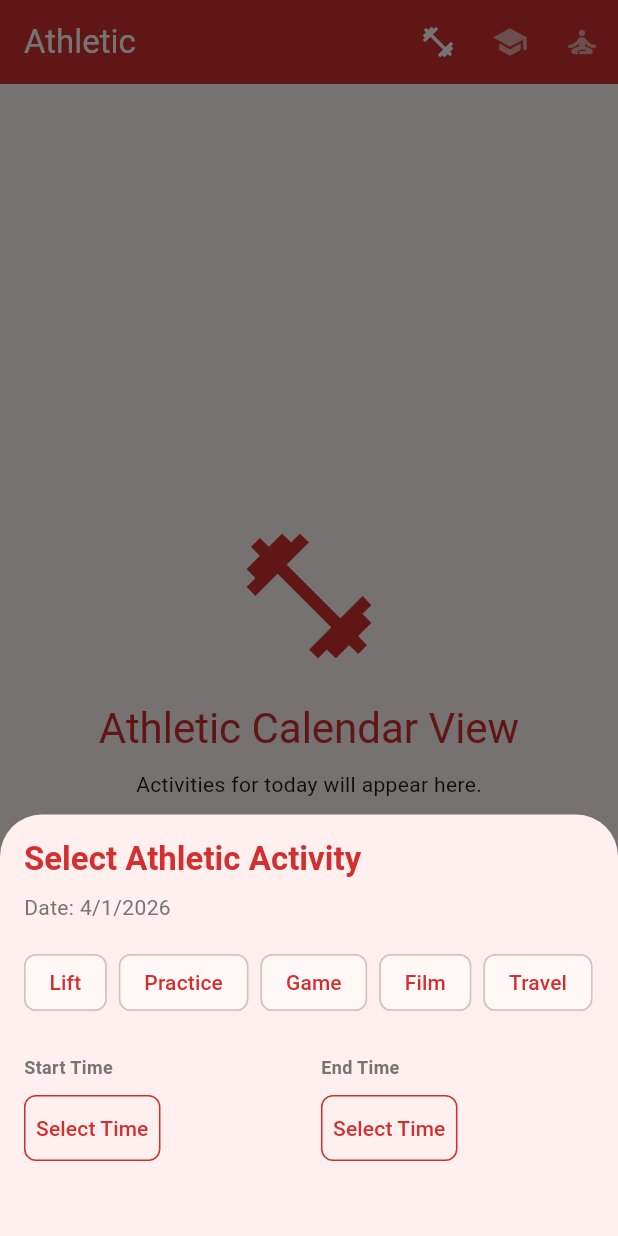
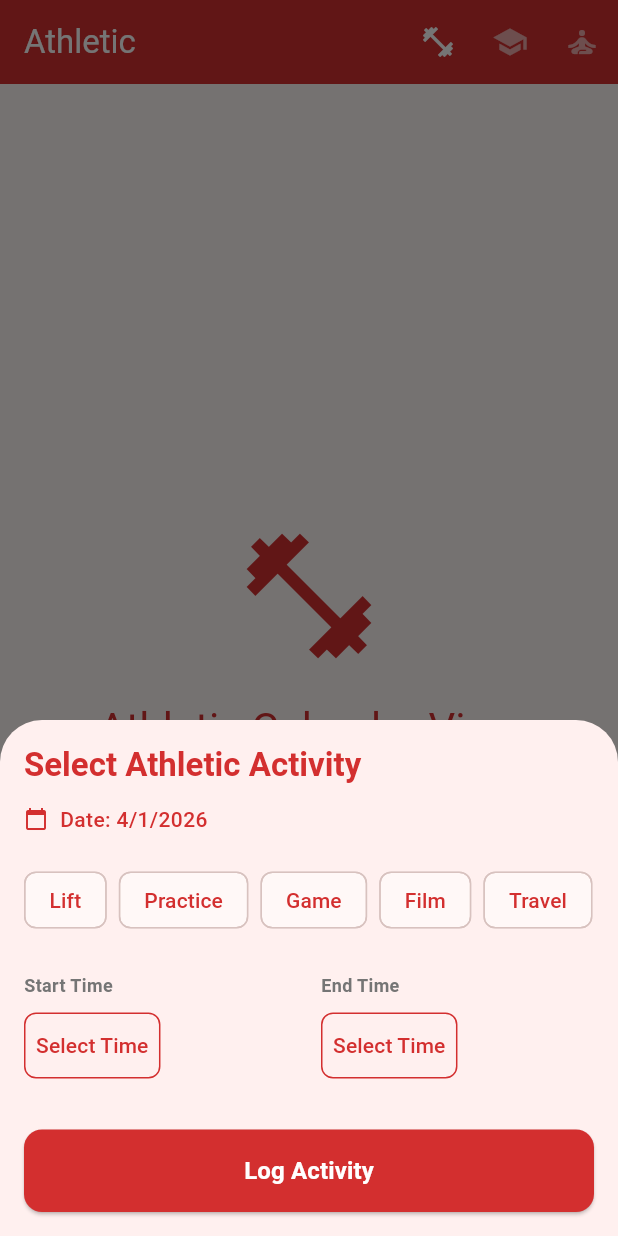
Before and after one commit to CharlieHiggs10/athlete_workload_manager, a Flutter app: the screen it shows after launch, after a tap on the "add" icon, on a phone screen of 412 x 824 dp. Run offline on Flutter 3.47's test engine with Material 3 defaults, Android fonts, the phone set to English and light mode, and no system bars; our stand-ins replace flutter_riverpod.

Commit message:
feat: complete Step 2.2.2.3 - implement Log Activity validation and payload submission

```diff
--- a/lib/models/athlete_mode.dart
+++ b/lib/models/athlete_mode.dart
@@ -6,3 +6,18 @@ enum AthleteMode {
   academic,
   recovery,
 }
+
+/// Logic Summary:
+/// Provides the specific list of activities (chips) for each athlete mode.
+extension AthleteModeChips on AthleteMode {
+  List<String> get activityChips {
+    switch (this) {
+      case AthleteMode.athletic:
+        return ['Lift', 'Practice', 'Game', 'Film', 'Travel'];
+      case AthleteMode.academic:
+        return ['Class', 'Lab', 'Study', 'Exam', 'Office Hours'];
+      case AthleteMode.recovery:
+        return ['Injury Rehab', 'Ice Bath', 'Stretching', 'Hydration', 'Nap'];
+    }
+  }
+}
--- a/lib/screens/calendar_screen.dart
+++ b/lib/screens/calendar_screen.dart
@@ -76,19 +76,26 @@ class CalendarScreen extends ConsumerWidget {
   }
 
   /// Displays the ActivityInputSheet within a Modal Bottom Sheet.
-  void _showActivityBottomSheet(BuildContext context, AthleteMode mode) {
-    showModalBottomSheet(
+  Future<void> _showActivityBottomSheet(BuildContext context, AthleteMode mode) async {
+    final result = await showModalBottomSheet<Map<String, dynamic>>(
       context: context,
       isScrollControlled: true,
       builder: (context) {
         return Theme(
           data: _getThemeForMode(mode),
           child: ActivityInputSheet(
-            selectedDate: DateTime.now(),
+            initialDate: DateTime.now(),
           ),
         );
       },
     );
+
+    if (result != null) {
+      // The payload has been successfully captured.
+      // In Step 2.3, we will implement the global Riverpod StateNotifier
+      // and ActivityModel to persist this data locally.
+      debugPrint('Captured Activity: $result');
+    }
   }
 
   /// Updates the global state with the selected athlete mode.
--- /dev/null
+++ b/lib/widgets/activity_chip_group.dart
@@ -0,0 +1,41 @@
+import 'package:flutter/material.dart';
+
+/// Logic Summary:
+/// A widget that displays a collection of mode-specific choice chips.
+/// Handles selection state and styling based on the active theme.
+class ActivityChipGroup extends StatelessWidget {
+  final List<String> chips;
+  final String? selectedActivity;
+  final Color primaryColor;
+  final ValueChanged<String?> onSelected;
+
+  const ActivityChipGroup({
+    super.key,
+    required this.chips,
+    required this.selectedActivity,
+    required this.primaryColor,
+    required this.onSelected,
+  });
+
+  @override
+  Widget build(BuildContext context) {
+    return Wrap(
+      spacing: 8.0,
+      runSpacing: 8.0,
+      children: chips.map((chipLabel) {
+        final isSelected = selectedActivity == chipLabel;
+        return ChoiceChip(
+          label: Text(chipLabel),
+          selected: isSelected,
+          selectedColor: primaryColor,
+          labelStyle: TextStyle(
+            color: isSelected ? Colors.white : primaryColor,
+          ),
+          onSelected: (selected) {
+            onSelected(selected ? chipLabel : null);
+          },
+        );
+      }).toList(),
+    );
+  }
+}
--- a/lib/widgets/activity_input_sheet.dart
+++ b/lib/widgets/activity_input_sheet.dart
@@ -2,45 +2,63 @@ import 'package:flutter/material.dart';
 import 'package:flutter_riverpod/flutter_riverpod.dart';
 import '../models/athlete_mode.dart';
 import '../providers/athlete_mode_provider.dart';
+import 'time_selector.dart';
+import 'activity_chip_group.dart';
 
 // Logic Summary:
 // Bottom sheet that displays mode-specific activity chips
 // (Athletic, Academic, Recovery) for the user to select.
 // Uses the current global athlete mode to filter available options.
 // Also allows selecting a start and end time for the activity.
-// Use a ConsumerStatefulWidget here because there needs to be types of state:
-// 1. Global State (Riverpod): To know which mode we are in (Red, Blue, Green).
-// 2. Local State (Flutter): To track which specific chip the user just tapped,
-//    and to store the selected start and end times.
 class ActivityInputSheet extends ConsumerStatefulWidget {
-  final DateTime selectedDate;
-  const ActivityInputSheet({super.key, required this.selectedDate});
+  final DateTime initialDate;
+  const ActivityInputSheet({super.key, required this.initialDate});
 
   @override
   ConsumerState<ActivityInputSheet> createState() => _ActivityInputSheetState();
 }
 
 class _ActivityInputSheetState extends ConsumerState<ActivityInputSheet> {
-  // Local state variable to hold the currently selected chip.
-  // It is nullable (String?) because when the sheet first opens, nothing is selected.
+  // Local state variables. These are nullable (?) because the user
+  // hasn't selected anything when the modal first pops up.
   String? _selectedActivity;
-
-  // Local state variables for the time interval of the activity.
   TimeOfDay? _startTime;
   TimeOfDay? _endTime;
 
-  // A Map that links your specific SLU activity lists
-  // to their corresponding Riverpod mode.
-  final Map<AthleteMode, List<String>> _modeChips = {
-    AthleteMode.athletic: ['Lift', 'Practice', 'Game', 'Film', 'Travel'],
-    AthleteMode.academic: ['Class', 'Lab', 'Study', 'Exam', 'Office Hours'],
-    AthleteMode.recovery: ['Injury Rehab', 'Ice Bath', 'Stretching', 'Hydration', 'Nap'],
-  };
+  // 'late' tells Flutter: "I promise to give this a value before it's used."
+  // We do this because we need to grab widget.initialDate in initState.
+  late DateTime _selectedDate;
 
-  /// Triggers the native Flutter TimePicker to select a start or end time.
+  @override
+  void initState() {
+    super.initState();
+    // Initialize our local tracking date with the date passed down from the calendar.
+    _selectedDate = widget.initialDate;
+  }
+
+  // Triggers the native Flutter DatePicker.
+  // This is an 'async' function because we have to pause and wait for the user
+  // to physically tap a date on the screen before continuing.
+  Future<void> _selectDate(BuildContext context) async {
+    final DateTime? picked = await showDatePicker(
+      context: context,
+      initialDate: _selectedDate,
+      firstDate: DateTime(2020),
+      lastDate: DateTime(2100),
+    );
+
+    // Only update the state if they actually picked a new date (didn't hit cancel)
+    if (picked != null && picked != _selectedDate) {
+      setState(() => _selectedDate = picked);
+    }
+  }
+
+  /// Triggers the native Flutter TimePicker.
   Future<void> _selectTime(BuildContext context, bool isStartTime) async {
     final TimeOfDay? picked = await showTimePicker(
       context: context,
+      // Smart default: If they already picked a time, show that time.
+      // Otherwise, default to the exact current time.
       initialTime: (isStartTime ? _startTime : _endTime) ?? TimeOfDay.now(),
     );
     if (picked != null) {
@@ -56,19 +74,10 @@ class _ActivityInputSheetState extends ConsumerState<ActivityInputSheet> {
 
   @override
   Widget build(BuildContext context) {
-    // 1. THE WATCHER: Listen to the global mode. If the user changes modes
-    // in the background, this sheet will instantly rebuild with the new mode's data.
     final currentMode = ref.watch(athleteModeProvider);
-
-    // 2. THE FILTER: Grab only the list of strings that matches the current mode.
-    final chips = _modeChips[currentMode] ?? [];
-
-    // 3. THE THEME: Grab the context theme so our chips automatically match
-    // the Red, Blue, or Green styling defined in your CalendarScreen.
     final theme = Theme.of(context);
-
-    // Format selected date for display
-    final dateString = "${widget.selectedDate.month}/${widget.selectedDate.day}/${widget.selectedDate.year}";
+    // Embed variable values into string to format the date for the UI.
+    final dateString = "${_selectedDate.month}/${_selectedDate.day}/${_selectedDate.year}";
 
     return Container(
       padding: const EdgeInsets.all(16.0),
@@ -76,7 +85,6 @@ class _ActivityInputSheetState extends ConsumerState<ActivityInputSheet> {
         mainAxisSize: MainAxisSize.min,
         crossAxisAlignment: CrossAxisAlignment.start,
         children: [
-          // Dynamic title that capitalizes the first letter of the mode name.
           Text(
             'Select ${currentMode.name[0].toUpperCase()}${currentMode.name.substring(1)} Activity',
             style: theme.textTheme.titleLarge?.copyWith(
@@ -85,51 +93,43 @@ class _ActivityInputSheetState extends ConsumerState<ActivityInputSheet> {
             ),
           ),
           const SizedBox(height: 8),
-          Text(
-            'Date: $dateString',
-            style: theme.textTheme.bodyMedium?.copyWith(
-              color: Colors.grey[600],
+
+          // InkWell gives the material ripple effect when tapping the date text.
+          InkWell(
+            onTap: () => _selectDate(context),
+            borderRadius: BorderRadius.circular(4),
+            child: Padding(
+              padding: const EdgeInsets.symmetric(vertical: 4.0),
+              child: Row(
+                mainAxisSize: MainAxisSize.min,
+                children: [
+                  Icon(Icons.calendar_today, size: 16, color: theme.primaryColor),
+                  const SizedBox(width: 8),
+                  Text(
+                    'Date: $dateString',
+                    style: theme.textTheme.bodyMedium?.copyWith(
+                      color: theme.primaryColor,
+                      fontWeight: FontWeight.w500,
+                    ),
+                  ),
+                ],
+              ),
             ),
           ),
           const SizedBox(height: 16),
 
-          // Wrap is like a Row, but if it runs out of horizontal space,
-          // it automatically drops the next item to a new line. Perfect for chips.
-          Wrap(
-            spacing: 8.0,
-            runSpacing: 8.0,
-            // We map over our list of strings and turn each one into a ChoiceChip widget.
-            children: chips.map((chipLabel) {
-
-              // Check if THIS specific chip is the one the user selected.
-              final isSelected = _selectedActivity == chipLabel;
-
-              return ChoiceChip(
-                label: Text(chipLabel),
-                selected: isSelected,
-                selectedColor: theme.primaryColor,
-                labelStyle: TextStyle(
-                  color: isSelected ? Colors.white : theme.primaryColor,
-                ),
-                onSelected: (selected) {
-                  // setState triggers a rebuild of just this widget so the
-                  // chip physically changes color on the screen.
-                  setState(() {
-                    // If tapped while unselected, save its name.
-                    // If tapped while already selected, deselect it (set to null).
-                    _selectedActivity = selected ? chipLabel : null;
-                  });
-                },
-              );
-            }).toList(),
+          ActivityChipGroup(
+            chips: currentMode.activityChips,
+            selectedActivity: _selectedActivity,
+            primaryColor: theme.primaryColor,
+            onSelected: (val) => setState(() => _selectedActivity = val),
           ),
           const SizedBox(height: 24),
 
-          // Time Selection Section
           Row(
             children: [
               Expanded(
-                child: _TimeSelector(
+                child: TimeSelector(
                   label: 'Start Time',
                   time: _startTime,
                   onTap: () => _selectTime(context, true),
@@ -138,7 +138,7 @@ class _ActivityInputSheetState extends ConsumerState<ActivityInputSheet> {
               ),
               const SizedBox(width: 16),
               Expanded(
-                child: _TimeSelector(
+                child: TimeSelector(
                   label: 'End Time',
                   time: _endTime,
                   onTap: () => _selectTime(context, false),
@@ -148,56 +148,51 @@ class _ActivityInputSheetState extends ConsumerState<ActivityInputSheet> {
             ],
           ),
           const SizedBox(height: 32),
+
+          SizedBox(
+            width: double.infinity,
+            child: ElevatedButton(
+              onPressed: _logActivity,
+              style: ElevatedButton.styleFrom(
+                backgroundColor: theme.primaryColor,
+                foregroundColor: Colors.white,
+                padding: const EdgeInsets.symmetric(vertical: 16),
+                shape: RoundedRectangleBorder(borderRadius: BorderRadius.circular(12)),
+              ),
+              child: const Text(
+                'Log Activity',
+                style: TextStyle(fontSize: 16, fontWeight: FontWeight.bold),
+              ),
+            ),
+          ),
         ],
       ),
     );
   }
-}
 
-/// Logic Summary:
-/// A helper widget to display a time selection button with a label.
-class _TimeSelector extends StatelessWidget {
-  final String label;
-  final TimeOfDay? time;
-  final VoidCallback onTap;
-  final Color color;
+  // Handles the validation and submission logic when the user taps "Log Activity"
+  void _logActivity() {
+    if (_selectedActivity == null || _startTime == null || _endTime == null) {
+      ScaffoldMessenger.of(context).showSnackBar(
+        SnackBar(
+          content: const Text('Please select an activity and time interval.'),
+          backgroundColor: Theme.of(context).primaryColor,
+          behavior: SnackBarBehavior.floating,
+        ),
+      );
+      return;
+    }
 
-  const _TimeSelector({
-    required this.label,
-    required this.time,
-    required this.onTap,
-    required this.color,
-  });
+    // Packaging: Bundle all the local state into a single Map.
+    final payload = {
+      'activity': _selectedActivity,
+      'startTime': _startTime,
+      'endTime': _endTime,
+      'date': _selectedDate,
+      'mode': ref.read(athleteModeProvider),
+    };
 
-  @override
-  Widget build(BuildContext context) {
-    return Column(
-      crossAxisAlignment: CrossAxisAlignment.start,
-      children: [
-        Text(
-          label,
-          style: TextStyle(
-            color: Colors.grey[600],
-            fontSize: 12,
-            fontWeight: FontWeight.bold,
-          ),
-        ),
-        const SizedBox(height: 8),
-        OutlinedButton(
-          onPressed: onTap,
-          style: OutlinedButton.styleFrom(
-            padding: const EdgeInsets.symmetric(vertical: 12, horizontal: 8),
-            side: BorderSide(color: color),
-            shape: RoundedRectangleBorder(
-              borderRadius: BorderRadius.circular(8),
-            ),
-          ),
-          child: Text(
-            time?.format(context) ?? 'Select Time',
-            style: TextStyle(color: color),
-          ),
-        ),
-      ],
-    );
+    // Handoff: Close the bottom sheet and pass the payload back to whoever opened it.
+    Navigator.pop(context, payload);
   }
 }
--- /dev/null
+++ b/lib/widgets/time_selector.dart
@@ -0,0 +1,56 @@
+import 'package:flutter/material.dart';
+
+/// Logic Summary:
+/// A reusable helper widget to display a time selection button with a label.
+/// Used within input sheets to maintain consistent styling for time intervals.
+class TimeSelector extends StatelessWidget {
+  final String label;
+  final TimeOfDay? time;
+  final VoidCallback onTap;
+  final Color color;
+
+  const TimeSelector({
+    super.key,
+    required this.label,
+    required this.time,
+    required this.onTap,
+    required this.color,
+  });
+
+  @override
+  Widget build(BuildContext context) {
+    return Column(
+      crossAxisAlignment: CrossAxisAlignment.start,
+      children: [
+        Text(
+          label,
+          style: TextStyle(
+            color: Colors.grey[600],
+            fontSize: 12,
+            fontWeight: FontWeight.bold,
+          ),
+        ),
+        const SizedBox(height: 8),
+        // Triggers the callback provided by the parent widget.
+        OutlinedButton(
+          onPressed: onTap,
+          style: OutlinedButton.styleFrom(
+            padding: const EdgeInsets.symmetric(vertical: 12, horizontal: 8),
+            side: BorderSide(color: color),
+            shape: RoundedRectangleBorder(
+              borderRadius: BorderRadius.circular(8),
+            ),
+          ),
+          // The '?.' is used to safely check if 'time' is null. If it has a value, it formats it
+            // based on the device's local settings (e.g., "3:00 PM" or "15:00").
+            // The '??' is the null-coalescing operator; it provides the fallback
+            // string ("Select Time") if 'time' is indeed null.
+          child: Text(
+            time?.format(context) ?? 'Select Time',
+            style: TextStyle(color: color),
+          ),
+        ),
+      ],
+    );
+  }
+}
```
Also changed, not shown: 3 other files.
